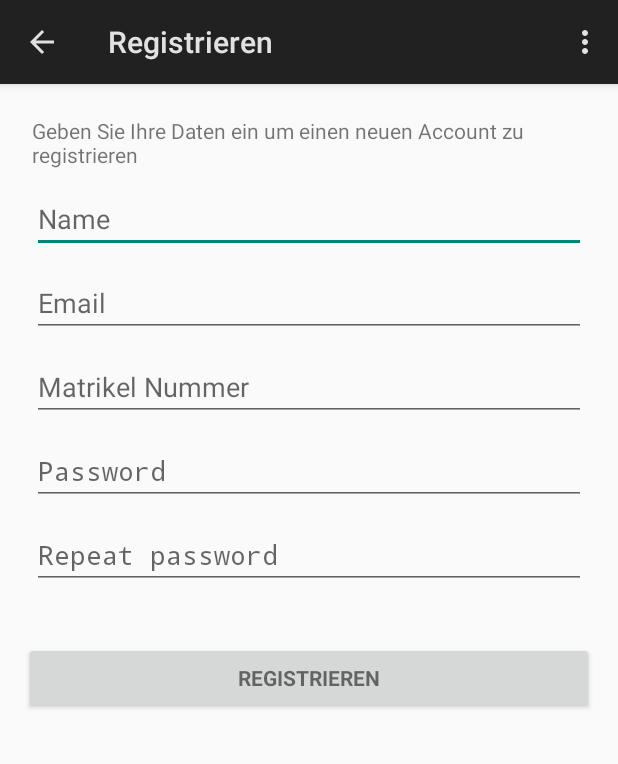
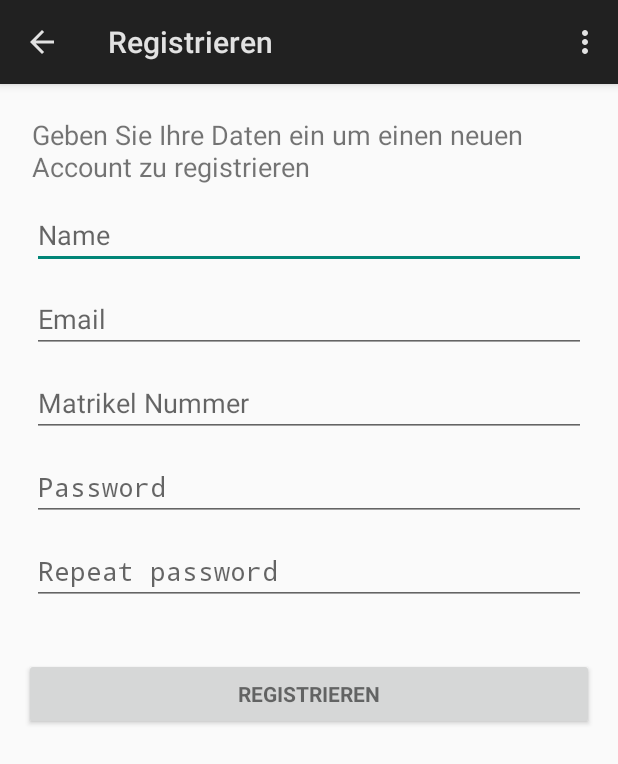
Before and after one commit to manuelroth/gadgetothek-android, an Android app: the RegisterActivity screen opened directly, with no data from a screen before it, on a phone screen of 412 x 824 dp. Shown: the top 764 px of the screen. Run offline under Robolectric (Android 15) with nearby library versions, the phone set to English and light mode, and no system bars.

Commit message:
Made text bigger in login and registerView

```diff
--- a/app/src/main/res/layout/activity_login.xml
+++ b/app/src/main/res/layout/activity_login.xml
@@ -20,7 +20,7 @@
                 android:id="@+id/textView"
                 android:layout_width="wrap_content"
                 android:layout_height="wrap_content"
-                android:text="@string/login_text"/>
+                android:text="@string/login_text" android:textSize="18sp"/>
 
             <EditText android:id="@+id/email" android:layout_width="match_parent"
                 android:layout_height="wrap_content" android:hint="@string/prompt_email"
--- a/app/src/main/res/layout/activity_register.xml
+++ b/app/src/main/res/layout/activity_register.xml
@@ -21,7 +21,7 @@
                 android:layout_margin="5dp"
                 android:layout_width="wrap_content"
                 android:layout_height="wrap_content"
-                android:text="@string/register_text"/>
+                android:text="@string/register_text" android:textSize="18sp"/>
 
             <EditText android:id="@+id/name" android:layout_width="match_parent"
                 android:layout_height="wrap_content" android:layout_margin="5dp" android:hint="@string/prompt_name"
```
